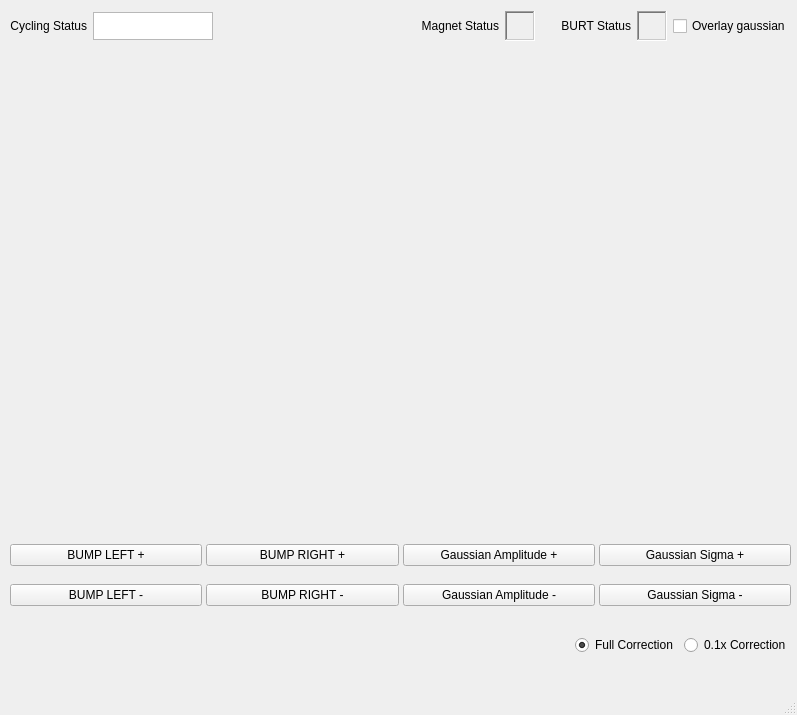
First picture: the form in i10beamlineui.ui, repository DiamondLightSource/i10switching, before the edit.
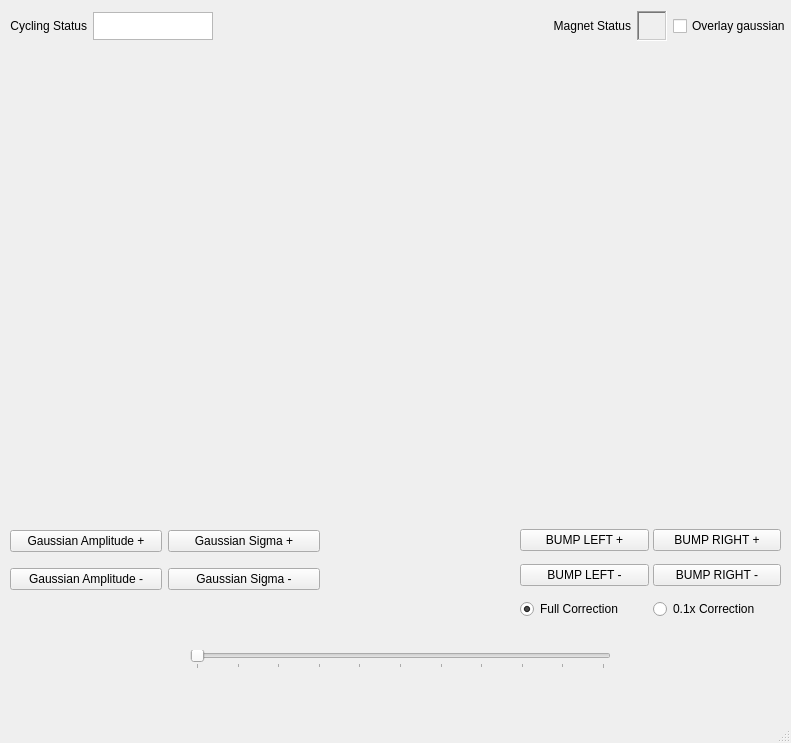
Second picture: the form after the edit.

Commit message: moved button stuff to i10buttons and refactored stuff accordingly so the code now makes more sense

Patch:
```diff
--- a/i10beamlineui.ui
+++ b/i10beamlineui.ui
@@ -6,8 +6,8 @@
    <rect>
     <x>0</x>
     <y>0</y>
-    <width>797</width>
-    <height>715</height>
+    <width>791</width>
+    <height>743</height>
    </rect>
   </property>
   <property name="windowTitle">
@@ -17,37 +17,16 @@
    <widget class="QWidget" name="layoutWidget">
     <property name="geometry">
      <rect>
-      <x>10</x>
-      <y>530</y>
-      <width>781</width>
-      <height>91</height>
+      <x>520</x>
+      <y>520</y>
+      <width>261</width>
+      <height>111</height>
      </rect>
     </property>
-    <layout class="QGridLayout" name="button_gridlayout" columnstretch="0,0,0,0">
+    <layout class="QGridLayout" name="button_gridlayout" columnstretch="0,0">
      <property name="spacing">
       <number>4</number>
      </property>
-     <item row="1" column="0">
-      <widget class="QPushButton" name="bump_left_minus_button">
-       <property name="text">
-        <string>BUMP LEFT -</string>
-       </property>
-      </widget>
-     </item>
-     <item row="1" column="1">
-      <widget class="QPushButton" name="bump_right_minus_button">
-       <property name="text">
-        <string>BUMP RIGHT -</string>
-       </property>
-      </widget>
-     </item>
-     <item row="0" column="0">
-      <widget class="QPushButton" name="bump_left_plus_button">
-       <property name="text">
-        <string>BUMP LEFT +</string>
-       </property>
-      </widget>
-     </item>
      <item row="0" column="1">
       <widget class="QPushButton" name="bump_right_plus_button">
        <property name="minimumSize">
@@ -61,54 +40,35 @@
        </property>
       </widget>
      </item>
-     <item row="0" column="2">
-      <widget class="QPushButton" name="ampplusButton">
+     <item row="0" column="0">
+      <widget class="QPushButton" name="bump_left_plus_button">
        <property name="text">
-        <string>Gaussian Amplitude +</string>
+        <string>BUMP LEFT +</string>
        </property>
       </widget>
      </item>
-     <item row="1" column="2">
-      <widget class="QPushButton" name="ampminusButton">
+     <item row="1" column="1">
+      <widget class="QPushButton" name="bump_right_minus_button">
        <property name="text">
-        <string>Gaussian Amplitude -</string>
+        <string>BUMP RIGHT -</string>
        </property>
       </widget>
      </item>
-     <item row="1" column="3">
-      <widget class="QPushButton" name="sigmaminusButton">
+     <item row="1" column="0">
+      <widget class="QPushButton" name="bump_left_minus_button">
        <property name="text">
-        <string>Gaussian Sigma -</string>
+        <string>BUMP LEFT -</string>
        </property>
       </widget>
      </item>
-     <item row="0" column="3">
-      <widget class="QPushButton" name="sigmaplusButton">
-       <property name="text">
-        <string>Gaussian Sigma +</string>
-       </property>
-      </widget>
-     </item>
-    </layout>
-   </widget>
-   <widget class="QWidget" name="layoutWidget_2">
-    <property name="geometry">
-     <rect>
-      <x>10</x>
-      <y>630</y>
-      <width>781</width>
-      <height>31</height>
-     </rect>
-    </property>
-    <layout class="QGridLayout" name="gridLayout">
-     <item row="0" column="4">
+     <item row="2" column="1">
       <widget class="QRadioButton" name="small_correction_radiobutton">
        <property name="text">
         <string>0.1x Correction</string>
        </property>
       </widget>
      </item>
-     <item row="0" column="3">
+     <item row="2" column="0">
       <widget class="QRadioButton" name="full_correction_radiobutton">
        <property name="text">
         <string>Full Correction</string>
@@ -118,19 +78,6 @@
        </property>
       </widget>
      </item>
-     <item row="0" column="0">
-      <spacer name="horizontalSpacer">
-       <property name="orientation">
-        <enum>Qt::Horizontal</enum>
-       </property>
-       <property name="sizeHint" stdset="0">
-        <size>
-         <width>40</width>
-         <height>20</height>
-        </size>
-       </property>
-      </spacer>
-     </item>
     </layout>
    </widget>
    <widget class="QWidget" name="verticalLayoutWidget">
@@ -261,75 +208,6 @@
       </widget>
      </item>
      <item row="0" column="7">
-      <spacer name="horizontalSpacer_5">
-       <property name="orientation">
-        <enum>Qt::Horizontal</enum>
-       </property>
-       <property name="sizeType">
-        <enum>QSizePolicy::Preferred</enum>
-       </property>
-       <property name="sizeHint" stdset="0">
-        <size>
-         <width>20</width>
-         <height>20</height>
-        </size>
-       </property>
-      </spacer>
-     </item>
-     <item row="0" column="8">
-      <widget class="QLabel" name="burt_label_3">
-       <property name="maximumSize">
-        <size>
-         <width>16777215</width>
-         <height>28</height>
-        </size>
-       </property>
-       <property name="text">
-        <string>BURT Status</string>
-       </property>
-       <property name="alignment">
-        <set>Qt::AlignRight|Qt::AlignTrailing|Qt::AlignVCenter</set>
-       </property>
-      </widget>
-     </item>
-     <item row="0" column="9">
-      <widget class="QFrame" name="burt_led_3">
-       <property name="sizePolicy">
-        <sizepolicy hsizetype="Preferred" vsizetype="Preferred">
-         <horstretch>0</horstretch>
-         <verstretch>0</verstretch>
-        </sizepolicy>
-       </property>
-       <property name="minimumSize">
-        <size>
-         <width>30</width>
-         <height>30</height>
-        </size>
-       </property>
-       <property name="maximumSize">
-        <size>
-         <width>30</width>
-         <height>30</height>
-        </size>
-       </property>
-       <property name="autoFillBackground">
-        <bool>true</bool>
-       </property>
-       <property name="frameShape">
-        <enum>QFrame::WinPanel</enum>
-       </property>
-       <property name="frameShadow">
-        <enum>QFrame::Sunken</enum>
-       </property>
-       <property name="lineWidth">
-        <number>1</number>
-       </property>
-       <property name="midLineWidth">
-        <number>0</number>
-       </property>
-      </widget>
-     </item>
-     <item row="0" column="10">
       <widget class="QCheckBox" name="checkBox">
        <property name="text">
         <string>Overlay gaussian</string>
@@ -354,11 +232,65 @@
      </item>
     </layout>
    </widget>
-   <zorder>layoutWidget</zorder>
-   <zorder>layoutWidget_2</zorder>
-   <zorder>verticalLayoutWidget</zorder>
-   <zorder>layoutWidget_3</zorder>
-   <zorder>checkBox</zorder>
+   <widget class="QWidget" name="gridLayoutWidget">
+    <property name="geometry">
+     <rect>
+      <x>10</x>
+      <y>520</y>
+      <width>310</width>
+      <height>81</height>
+     </rect>
+    </property>
+    <layout class="QGridLayout" name="gridLayout">
+     <item row="2" column="0">
+      <widget class="QPushButton" name="ampminusButton">
+       <property name="text">
+        <string>Gaussian Amplitude -</string>
+       </property>
+      </widget>
+     </item>
+     <item row="1" column="0">
+      <widget class="QPushButton" name="ampplusButton">
+       <property name="text">
+        <string>Gaussian Amplitude +</string>
+       </property>
+      </widget>
+     </item>
+     <item row="1" column="1">
+      <widget class="QPushButton" name="sigmaplusButton">
+       <property name="text">
+        <string>Gaussian Sigma +</string>
+       </property>
+      </widget>
+     </item>
+     <item row="2" column="1">
+      <widget class="QPushButton" name="sigmaminusButton">
+       <property name="text">
+        <string>Gaussian Sigma -</string>
+       </property>
+      </widget>
+     </item>
+    </layout>
+   </widget>
+   <widget class="QSlider" name="horizontalSlider">
+    <property name="geometry">
+     <rect>
+      <x>190</x>
+      <y>650</y>
+      <width>421</width>
+      <height>19</height>
+     </rect>
+    </property>
+    <property name="maximum">
+     <number>10</number>
+    </property>
+    <property name="orientation">
+     <enum>Qt::Horizontal</enum>
+    </property>
+    <property name="tickPosition">
+     <enum>QSlider::TicksBelow</enum>
+    </property>
+   </widget>
   </widget>
   <widget class="QMenuBar" name="menubar">
    <property name="geometry">
```
Left out of the diff: 28 changed lines with no effect on the pictures. The commit also changes 6 other files.
